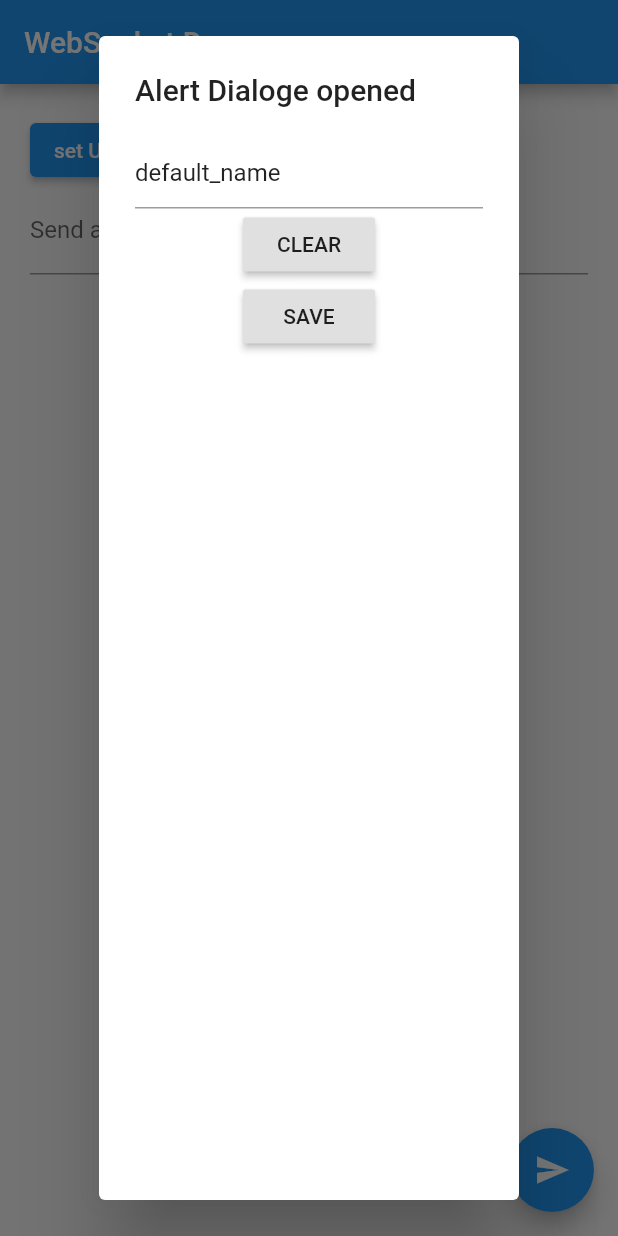
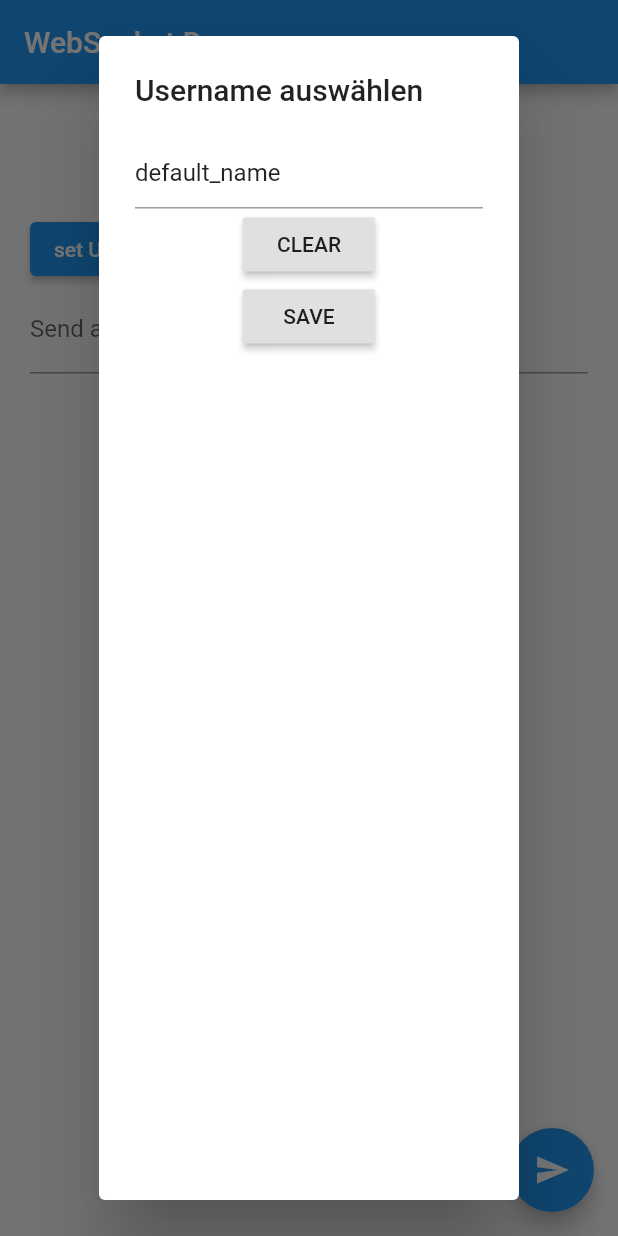
Before and after one commit to Victor-ABC/web_socket_chat_app, a Flutter app: the screen it shows after launch, after a tap on "set Username", on a phone screen of 412 x 824 dp. Run offline on Flutter 3.47's test engine with Material 2 defaults, Android fonts, the phone set to English and light mode, and no system bars; network calls fail.

Commit message:
map json string to object (dart)

```diff
--- a/lib/main.dart
+++ b/lib/main.dart
@@ -1,4 +1,5 @@
 import 'package:flutter/material.dart';
+import 'package:http/http.dart' as http;
 import 'package:web_socket_channel/web_socket_channel.dart';
 
 import 'message.dart';
@@ -32,8 +33,10 @@ class MyHomePage extends StatefulWidget {
 }
 
 class _MyHomePageState extends State<MyHomePage> {
+  String joke = "";
   String author = "";
-  TextEditingController _authorcontroller = new TextEditingController(text: "default_name");
+  TextEditingController _authorcontroller =
+      new TextEditingController(text: "default_name");
   final TextEditingController _controller = TextEditingController();
   final _channel = WebSocketChannel.connect(
     Uri.parse('ws://10.0.2.2:3000/'),
@@ -56,6 +59,7 @@ class _MyHomePageState extends State<MyHomePage> {
         child: Column(
           crossAxisAlignment: CrossAxisAlignment.start,
           children: [
+            renderJoke(),
             renderSetUsernameButton(),
             Form(
               child: TextFormField(
@@ -108,7 +112,7 @@ class _MyHomePageState extends State<MyHomePage> {
     return ElevatedButton(
         onPressed: () {
           showDialog(context: context, builder: (context) => AlertDialog(
-            title: Text('Alert Dialoge opened'),
+            title: Text('Username auswählen'),
                     content: Column(
                       children: <Widget>[
                         new TextField(
@@ -131,7 +135,26 @@ class _MyHomePageState extends State<MyHomePage> {
                     ),
                   ));
         },
-        child: Text("set Username")
+        child: Text("set Username"));
+  }
+
+  Widget renderJoke() {
+    return DefaultTextStyle(
+      style: Theme.of(context).textTheme.headline2!,
+      textAlign: TextAlign.center,
+      child: FutureBuilder<String>(
+        future: _getJoke(), // a previously-obtained Future<String> or null
+        builder: (BuildContext context, AsyncSnapshot<String> snapshot) {
+          return Text(this.joke);
+        },
+      ),
     );
   }
+
+  Future<String> _getJoke() async {
+    var response =
+        await http.get(Uri.https('jsonplaceholder.typicode.com', '/users'));
+    this.joke = response.body;
+    return response.body;
   }
+}
--- a/pubspec.yaml
+++ b/pubspec.yaml
@@ -30,6 +30,8 @@ dependencies:
   flutter:
     sdk: flutter
   web_socket_channel: ^1.1.0
+  http:
+  json_serializable: ^4.0.1
 
   # The following adds the Cupertino Icons font to your application.
   # Use with the CupertinoIcons class for iOS style icons.
@@ -45,6 +47,7 @@ dev_dependencies:
   # package. See that file for information about deactivating specific lint
   # rules and activating additional ones.
   flutter_lints: ^1.0.0
+  build_runner:
 
 # For information on the generic Dart part of this file, see the
 # following page: https://dart.dev/tools/pub/pubspec
```
Also changed, not shown: lib/joke.dart (added, +22 -0 lines), lib/joke.g.dart (added), pubspec.lock. Lines whose indentation alone changed are shown as unchanged.
